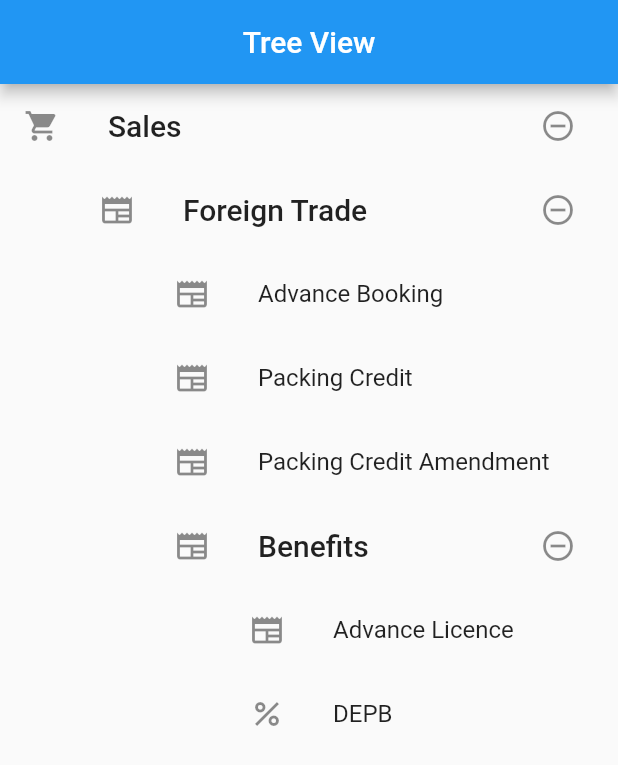
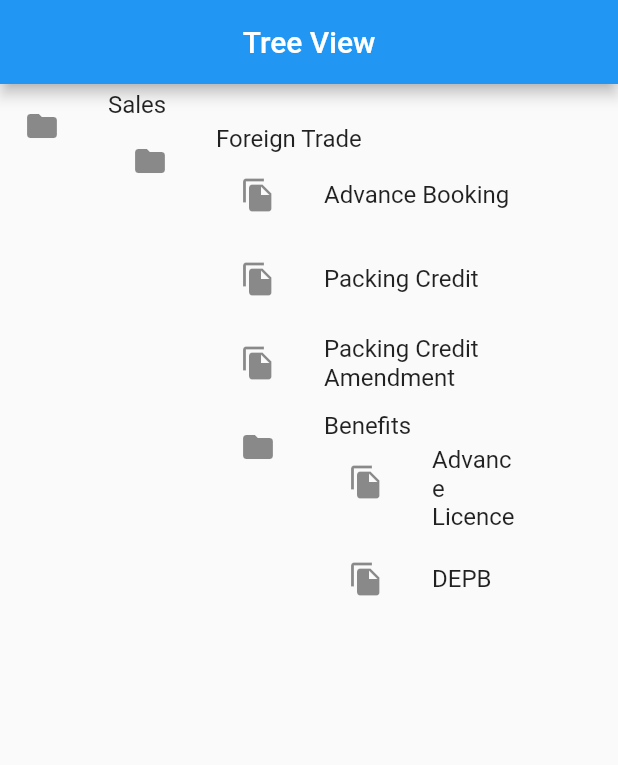
Before and after one commit to Ytiwari24/proteus_task, a Flutter app: the screen it shows after launch, on a phone screen of 412 x 824 dp. Shown: the top 765 px of the screen. Run offline on Flutter 3.47's test engine with Material 2 defaults, Android fonts, the phone set to English and light mode, and no system bars.

Commit message:
new code updated

```diff
--- a/lib/controller/data_controller.dart
+++ /dev/null
@@ -1,15 +0,0 @@
-import '../model/data_model.dart';
-
-class ApplicationResponse {
-  Folder? folder;
-
-  ApplicationResponse({this.folder});
-
-  factory ApplicationResponse.fromJson(Map<String, dynamic> json) {
-    return ApplicationResponse(
-      folder: json['APPLICATION'] == null
-          ? null
-          : Folder.fromJson(json['APPLICATION']['FOLDER']),
-    );
-  }
-}
--- a/lib/data/data.dart
+++ b/lib/data/data.dart
@@ -1,5 +1,5 @@
- const jsonData = '''
-    {
+const String jsonData='''
+{
       "APPLICATION": {
         "FOLDER": {
           "TITLE": "Sales",
--- a/lib/main.dart
+++ b/lib/main.dart
@@ -1,4 +1,5 @@
 import 'package:flutter/material.dart';
+import 'package:proteus_task/data/data.dart';
 import 'package:proteus_task/view/home_page.dart';
 
 void main() {
@@ -10,10 +11,9 @@ class MyApp extends StatelessWidget {
 
   @override
   Widget build(BuildContext context) {
-
     return const MaterialApp(
       debugShowCheckedModeBanner: false,
-      home: HomePage(),
+      home: HomePage(jsonData: jsonData),
     );
   }
 }
--- a/lib/model/data_model.dart
+++ b/lib/model/data_model.dart
@@ -1,38 +1,71 @@
-import 'option_model.dart';
+import 'dart:convert';
 
 class Folder {
-  String? title;
-  String? id;
-  String? icon;
-  List<Folder>? folder;
-  List<Option>? option;
+  String title;
+  List<Folder> subFolders;
+  List<Option> options;
+  String id;
+  String icon;
 
-  Folder({this.title, this.id, this.icon, this.folder, this.option});
+  Folder({
+    required this.title,
+    required this.subFolders,
+    required this.options,
+    required this.id,
+    required this.icon,
+  });
+}
 
-  factory Folder.fromJson(Map<String, dynamic> json) {
+class Option {
+  String title;
+  String id;
+  String icon;
+
+  Option({
+    required this.title,
+    required this.id,
+    required this.icon,
+  });
+}
+
+Folder parseFolder(String jsonData) {
+  final Map<String, dynamic> data = json.decode(jsonData);
+  return _parseFolder(data['APPLICATION']['FOLDER']);
+}
+
+Folder _parseFolder(dynamic data) {
+  if (data is Map<String, dynamic>) {
+    final List<Folder> subFolders = [];
+    final List<Option> options = [];
+
+    if (data['FOLDER'] != null) {
+      if (data['FOLDER'] is List) {
+        subFolders.addAll((data['FOLDER'] as List).map((folder) {
+          return _parseFolder(folder);
+        }).cast<Folder>());
+      } else if (data['FOLDER'] is Map) {
+        subFolders.add(_parseFolder(data['FOLDER']));
+      }
+    }
+
+    if (data['OPTION'] != null) {
+      options.addAll((data['OPTION'] as List).map((option) {
+        return Option(
+          title: option['TITLE'],
+          id: option['_id'],
+          icon: option['_icon'],
+        );
+      }).cast<Option>());
+    }
+
     return Folder(
-      title: json['TITLE'],
-      id: json['_id'],
-      icon: json['_icon'],
-      folder: _parseFolderList(json['FOLDER']),
-      option: _parseOptionList(json['OPTION']),
+      title: data['TITLE'],
+      subFolders: subFolders,
+      options: options,
+      id: data['_id'],
+      icon: data['_icon'],
     );
-  }
-
-  static List<Folder>? _parseFolderList(dynamic folderList) {
-    if (folderList is List) {
-      return folderList.map((item) => Folder.fromJson(item)).toList();
-    } else if (folderList is Map<String, dynamic>) {
-
-      return [Folder.fromJson(folderList)];
-    }
-    return null;
-  }
-
-  static List<Option>? _parseOptionList(dynamic optionList) {
-    if (optionList is List) {
-      return optionList.map((item) => Option.fromJson(item)).toList();
-    }
-    return null;
+  } else {
+    throw ArgumentError('Invalid data type for folder');
   }
 }
--- a/lib/model/option_model.dart
+++ /dev/null
@@ -1,15 +0,0 @@
-class Option {
-  String? title;
-  String? id;
-  String? icon;
-
-  Option({this.title, this.id, this.icon});
-
-  factory Option.fromJson(Map<String, dynamic> json) {
-    return Option(
-      title: json['TITLE'],
-      id: json['_id'],
-      icon: json['_icon'],
-    );
-  }
-}
--- a/lib/view/home_page.dart
+++ b/lib/view/home_page.dart
@@ -1,141 +1,38 @@
-import 'dart:convert';
-
 import 'package:flutter/material.dart';
 
-import '../controller/data_controller.dart';
-import '../data/data.dart';
 import '../model/data_model.dart';
-import '../model/option_model.dart';
 
-class HomePage extends StatefulWidget {
-  const HomePage({Key? key}) : super(key: key);
+class HomePage extends StatelessWidget {
+  final String jsonData;
+
+  const HomePage({super.key, required this.jsonData});
 
   @override
-  State<HomePage> createState() => _HomePageState();
-}
-
-bool sales = true;
-bool foreign = true;
-bool benefit = true;
-
-
-class _HomePageState extends State<HomePage> {
-  @override
   Widget build(BuildContext context) {
-    var response = ApplicationResponse.fromJson(jsonDecode(jsonData));
-
+    Folder rootFolder = parseFolder(jsonData);
     return Scaffold(
       appBar: AppBar(
         centerTitle: true,
         title: const Text('Tree View'),
       ),
-      body: Center(
-        child: buildFolderWidget(response.folder),
+      body: _buildTreeView(rootFolder),
+    );
+  }
+
+  Widget _buildTreeView(Folder folder) {
+    return ListTile(
+      title: Text(folder.title),
+      leading: const Icon(Icons.folder),
+      subtitle: Column(
+        crossAxisAlignment: CrossAxisAlignment.start,
+        children: [
+          ...folder.options.map((option) => ListTile(
+                title: Text(option.title),
+                leading: const Icon(Icons.file_copy),
+              )),
+          ...folder.subFolders.map((subFolder) => _buildTreeView(subFolder)),
+        ],
       ),
     );
   }
-
-  Widget buildFolderWidget(Folder? folder) {
-    if (folder == null) {
-      return const Text('No data available.');
-    }
-
-    return Column(
-      children: [
-        ListTile(
-          leading: Icon(
-              folder.title == 'Sales' ? Icons.shopping_cart : Icons.newspaper),
-          title: Text(
-            '${folder.title}',
-            style: const TextStyle(fontSize: 20, fontWeight: FontWeight.w500),
-          ),
-          trailing: IconButton(
-              onPressed: () {
-                setState(() {
-                  folder.title == 'Sales' ? sales = !sales : null;
-                  folder.title == 'Foreign Trade' ? foreign = !foreign : null;
-                  folder.title == 'Benefits' ? benefit = !benefit : null;
-                });
-              },
-              icon: const Icon(
-
-                Icons.remove_circle_outline_outlined)),
-        ),
-        Visibility(
-          visible: sales,
-          child: Column(
-            children: [
-              Row(
-                children: [
-                  const SizedBox(
-                    width: 50,
-                  ),
-                  Flexible(
-                    child: Column(
-                      children: [
-                        if (folder.folder != null)
-                          Column(
-                            children: [
-                              if (folder.option != null)
-                                Visibility(
-                                  visible: foreign,
-                                  child: Column(
-                                    children: [
-                                      for (var option in folder.option!)
-                                        buildOptionWidget(option),
-                                    ],
-                                  ),
-                                ),
-                              for (var subFolder in folder.folder!)
-                                buildFolderWidget(subFolder),
-                            ],
-                          ),
-                        if (folder.option != null)
-                          Visibility(
-                            visible: benefit,
-                            child: Column(
-                              children: [
-                                for (int i = 0;
-                                    i < folder.option!.length && i < 2;
-                                    i++) ...[
-                                  Visibility(
-                                    visible:
-                                        folder.option![i].title == 'DEPB' ||
-                                            folder.option![i].title ==
-                                                'Advance Licence',
-                                    child: ListTile(
-                                      leading: Icon(
-                                          folder.option![i].title == 'DEPB'
-                                              ? Icons.percent
-                                              : Icons.newspaper),
-                                      title: Text('${folder.option![i].title}'),
-                                    ),
-                                  )
-                                ]
-                              ],
-                            ),
-                          ),
-                      ],
-                    ),
-                  )
-                ],
-              )
-            ],
-          ),
-        ),
-      ],
-    );
-  }
-
-  Widget buildOptionWidget(Option option) {
-    return Column(
-      children: [
-        ListTile(
-          leading:
-              Icon(option.title == 'DEPB' ? Icons.percent : Icons.newspaper),
-          title: Text('${option.title}'),
-        ),
-      ],
-    );
-  }
 }
```
